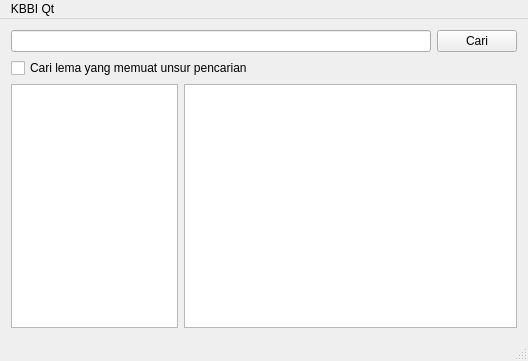
The window that src/mainwindow.ui (bgli/kbbi-qt) describes before a commit, drawn with Qt 5.
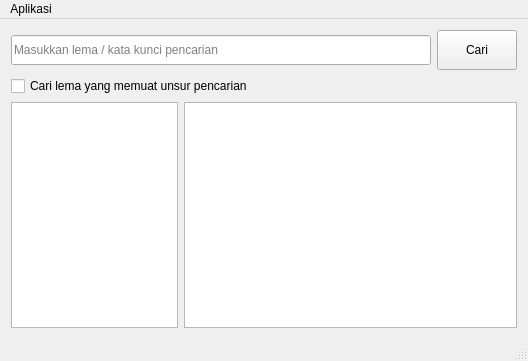
The same window after the commit. Icons and pictures are not drawn.

Commit message: Update ukuran kotak pencarian dan tombol pencarian

Diff of the .ui file:
```diff
--- a/src/mainwindow.ui
+++ b/src/mainwindow.ui
@@ -30,10 +30,26 @@
       <item>
        <layout class="QHBoxLayout" name="horizontalLayout">
         <item>
-         <widget class="QLineEdit" name="lineCari"/>
+         <widget class="QLineEdit" name="lineCari">
+          <property name="minimumSize">
+           <size>
+            <width>0</width>
+            <height>30</height>
+           </size>
+          </property>
+          <property name="placeholderText">
+           <string>Masukkan lema / kata kunci pencarian</string>
+          </property>
+         </widget>
         </item>
         <item>
          <widget class="QPushButton" name="btnCari">
+          <property name="minimumSize">
+           <size>
+            <width>0</width>
+            <height>40</height>
+           </size>
+          </property>
           <property name="text">
            <string>Cari</string>
           </property>
@@ -86,8 +102,8 @@
          <string>&lt;!DOCTYPE HTML PUBLIC &quot;-//W3C//DTD HTML 4.0//EN&quot; &quot;http://www.w3.org/TR/REC-html40/strict.dtd&quot;&gt;
 &lt;html&gt;&lt;head&gt;&lt;meta name=&quot;qrichtext&quot; content=&quot;1&quot; /&gt;&lt;style type=&quot;text/css&quot;&gt;
 p, li { white-space: pre-wrap; }
-&lt;/style&gt;&lt;/head&gt;&lt;body style=&quot; font-family:'Aurulent Sans'; font-size:10pt; font-weight:400; font-style:normal;&quot;&gt;
-&lt;p style=&quot;-qt-paragraph-type:empty; margin-top:0px; margin-bottom:0px; margin-left:0px; margin-right:0px; -qt-block-indent:0; text-indent:0px; font-family:'.SF NS Text'; font-size:13pt;&quot;&gt;&lt;br /&gt;&lt;/p&gt;&lt;/body&gt;&lt;/html&gt;</string>
+&lt;/style&gt;&lt;/head&gt;&lt;body style=&quot; font-family:'.SF NS Text'; font-size:13pt; font-weight:400; font-style:normal;&quot;&gt;
+&lt;p style=&quot;-qt-paragraph-type:empty; margin-top:0px; margin-bottom:0px; margin-left:0px; margin-right:0px; -qt-block-indent:0; text-indent:0px;&quot;&gt;&lt;br /&gt;&lt;/p&gt;&lt;/body&gt;&lt;/html&gt;</string>
         </property>
        </widget>
       </item>
@@ -101,12 +117,12 @@
      <x>0</x>
      <y>0</y>
      <width>528</width>
-     <height>23</height>
+     <height>22</height>
     </rect>
    </property>
    <widget class="QMenu" name="menuFIle">
     <property name="title">
-     <string>KBBI Qt</string>
+     <string>Aplikasi</string>
     </property>
     <addaction name="actionTentang"/>
     <addaction name="separator"/>
```
